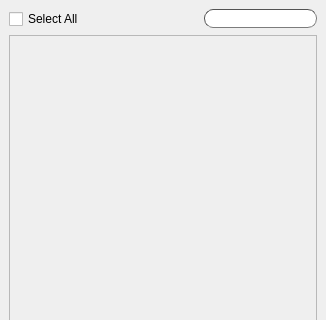
This is ui/submitter.ui in iceanimations/shot_subm_use_multishot as Qt 5 draws it before an edit; both pictures show x 0 to 326 and y 0 to 320 of the 326 by 513 pixel window. The edited form follows.
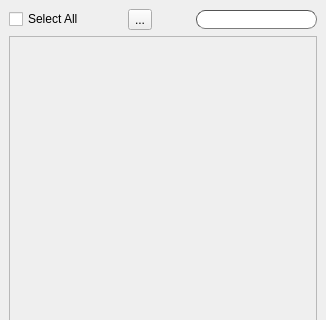
This is the edited form.

```diff
--- a/ui/submitter.ui
+++ b/ui/submitter.ui
@@ -37,6 +37,26 @@
         </property>
        </spacer>
       </item>
+      <item>
+       <widget class="QToolButton" name="addButton">
+        <property name="text">
+         <string>...</string>
+        </property>
+       </widget>
+      </item>
+      <item>
+       <spacer name="horizontalSpacer_3">
+        <property name="orientation">
+         <enum>Qt::Horizontal</enum>
+        </property>
+        <property name="sizeHint" stdset="0">
+         <size>
+          <width>40</width>
+          <height>20</height>
+         </size>
+        </property>
+       </spacer>
+      </item>
       <item>
        <widget class="QLineEdit" name="searchBox">
         <property name="styleSheet">
@@ -44,7 +64,7 @@
 border-style: inset; 
 border-color: #535353; 
 border-radius: 9px;
-padding-left: 5px;
+padding-left: 15px;
 padding-bottom: 1px;</string>
         </property>
        </widget>
```
Left out of the diff: 64 changed lines with no effect on the pictures.
